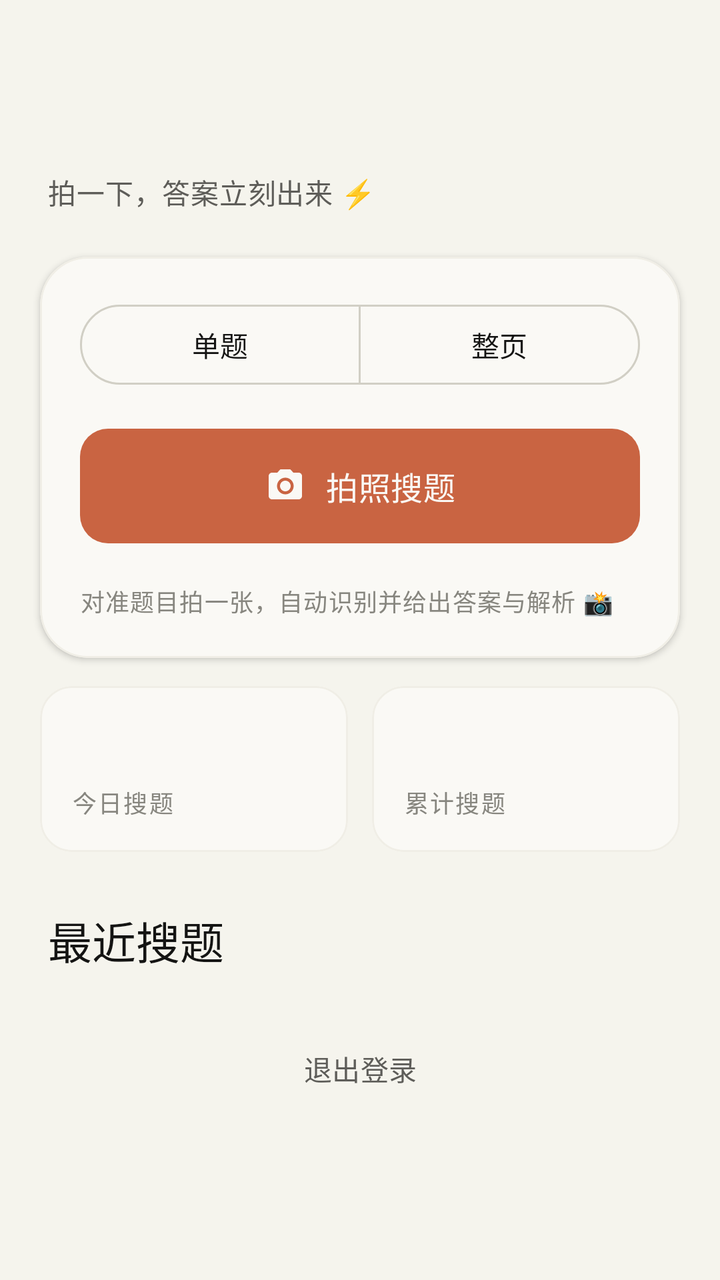
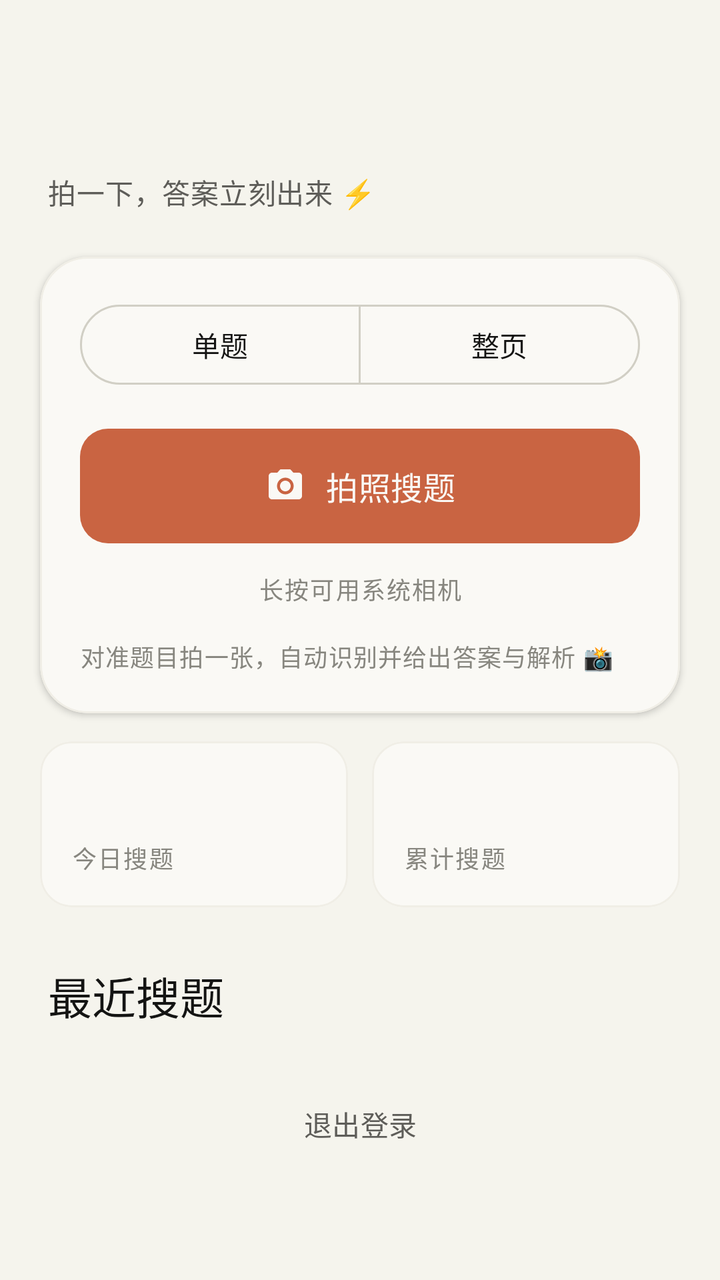

The first picture is an Android layout as it rendered before a commit; the second is the same layout after the commit. The layout source and the unified diff follow.
<!-- AndroidManifest.xml: application theme Theme.FlashSearch -->
<!-- res/layout/activity_home.xml -->
<?xml version="1.0" encoding="utf-8"?>
<androidx.core.widget.NestedScrollView xmlns:android="http://schemas.android.com/apk/res/android"
    xmlns:app="http://schemas.android.com/apk/res-auto"
    android:id="@+id/root"
    android:layout_width="match_parent"
    android:layout_height="match_parent"
    android:background="?android:attr/colorBackground"
    android:fillViewport="true">

    <LinearLayout
        android:layout_width="match_parent"
        android:layout_height="wrap_content"
        android:orientation="vertical"
        android:paddingBottom="20dp">

        
        <LinearLayout
            android:id="@+id/header"
            android:layout_width="match_parent"
            android:layout_height="wrap_content"
            android:orientation="vertical"
            android:paddingStart="24dp"
            android:paddingTop="12dp"
            android:paddingEnd="24dp"
            android:paddingBottom="22dp">

            <TextView
                android:id="@+id/dateLabel"
                android:layout_width="wrap_content"
                android:layout_height="wrap_content"
                android:textAppearance="@style/TextAppearance.FlashSearch.Label" />

            <TextView
                android:id="@+id/greeting"
                android:layout_width="match_parent"
                android:layout_height="wrap_content"
                android:layout_marginTop="10dp"
                android:textAppearance="@style/TextAppearance.FlashSearch.Serif.Display" />

            <TextView
                android:id="@+id/tagline"
                android:layout_width="match_parent"
                android:layout_height="wrap_content"
                android:layout_marginTop="10dp"
                android:text="@string/brand_tagline"
                android:textAppearance="@style/TextAppearance.FlashSearch.Body" />
        </LinearLayout>

        
        <com.google.android.material.card.MaterialCardView
            android:id="@+id/heroCard"
            android:layout_width="match_parent"
            android:layout_height="wrap_content"
            android:layout_marginStart="20dp"
            android:layout_marginEnd="20dp"
            app:cardBackgroundColor="@color/ivory"
            app:cardCornerRadius="24dp"
            app:cardElevation="2dp"
            app:strokeColor="@color/border_cream"
            app:strokeWidth="1dp">

            <LinearLayout
                android:layout_width="match_parent"
                android:layout_height="wrap_content"
                android:orientation="vertical"
                android:padding="20dp">
                <com.google.android.material.button.MaterialButtonToggleGroup
                    android:id="@+id/modeGroup"
                    android:layout_width="match_parent"
                    android:layout_height="wrap_content"
                    android:layout_marginBottom="14dp"
                    app:selectionRequired="true"
                    app:singleSelection="true">

                    <com.google.android.material.button.MaterialButton
                        android:id="@+id/modeSingle"
                        style="@style/Widget.Material3.Button.OutlinedButton"
                        android:layout_width="0dp"
                        android:layout_height="wrap_content"
                        android:layout_weight="1"
                        android:text="@string/mode_single" />

                    <com.google.android.material.button.MaterialButton
                        android:id="@+id/modePage"
                        style="@style/Widget.Material3.Button.OutlinedButton"
                        android:layout_width="0dp"
                        android:layout_height="wrap_content"
                        android:layout_weight="1"
                        android:text="@string/mode_page" />
                </com.google.android.material.button.MaterialButtonToggleGroup>
<com.google.android.material.button.MaterialButton
                    android:id="@+id/takePhotoButton"
                    style="@style/Widget.FlashSearch.PrimaryButton"
                    android:layout_width="match_parent"
                    android:layout_height="wrap_content"
                    android:text="@string/action_take_photo"
                    app:icon="@drawable/ic_camera" />

                <TextView
                    android:id="@+id/modeHint"
                    android:layout_width="match_parent"
                    android:layout_height="wrap_content"
                    android:layout_marginTop="16dp"
                    android:text="@string/home_tip"
                    android:textAppearance="@style/TextAppearance.FlashSearch.Caption" />
            </LinearLayout>
        </com.google.android.material.card.MaterialCardView>

        
        <LinearLayout
            android:id="@+id/statsRow"
            android:layout_width="match_parent"
            android:layout_height="wrap_content"
            android:layout_marginStart="20dp"
            android:layout_marginTop="14dp"
            android:layout_marginEnd="20dp"
            android:orientation="horizontal">

            <com.google.android.material.card.MaterialCardView
                android:layout_width="0dp"
                android:layout_height="wrap_content"
                android:layout_weight="1"
                app:cardBackgroundColor="@color/ivory"
                app:cardCornerRadius="16dp"
                app:cardElevation="0dp"
                app:strokeColor="@color/border_cream"
                app:strokeWidth="1dp">

                <LinearLayout
                    android:layout_width="match_parent"
                    android:layout_height="wrap_content"
                    android:orientation="vertical"
                    android:padding="16dp">

                    <TextView
                        android:id="@+id/todayCount"
                        android:layout_width="wrap_content"
                        android:layout_height="wrap_content"
                        android:textAppearance="@style/TextAppearance.FlashSearch.Serif.Title" />

                    <TextView
                        android:layout_width="wrap_content"
                        android:layout_height="wrap_content"
                        android:layout_marginTop="4dp"
                        android:text="@string/stats_today"
                        android:textAppearance="@style/TextAppearance.FlashSearch.Label" />
                </LinearLayout>
            </com.google.android.material.card.MaterialCardView>

            <com.google.android.material.card.MaterialCardView
                android:layout_width="0dp"
                android:layout_height="wrap_content"
                android:layout_marginStart="12dp"
                android:layout_weight="1"
                app:cardBackgroundColor="@color/ivory"
                app:cardCornerRadius="16dp"
                app:cardElevation="0dp"
                app:strokeColor="@color/border_cream"
                app:strokeWidth="1dp">

                <LinearLayout
                    android:layout_width="match_parent"
                    android:layout_height="wrap_content"
                    android:orientation="vertical"
                    android:padding="16dp">

                    <TextView
                        android:id="@+id/totalCount"
                        android:layout_width="wrap_content"
                        android:layout_height="wrap_content"
                        android:textAppearance="@style/TextAppearance.FlashSearch.Serif.Title" />

                    <TextView
                        android:layout_width="wrap_content"
                        android:layout_height="wrap_content"
                        android:layout_marginTop="4dp"
                        android:text="@string/stats_total"
                        android:textAppearance="@style/TextAppearance.FlashSearch.Label" />
                </LinearLayout>
            </com.google.android.material.card.MaterialCardView>
        </LinearLayout>

        
        <LinearLayout
            android:id="@+id/historySection"
            android:layout_width="match_parent"
            android:layout_height="wrap_content"
            android:layout_marginTop="28dp"
            android:orientation="vertical">

            <TextView
                android:layout_width="wrap_content"
                android:layout_height="wrap_content"
                android:layout_marginStart="24dp"
                android:text="@string/history_title"
                android:textAppearance="@style/TextAppearance.FlashSearch.Serif.Title" />

            <LinearLayout
                android:id="@+id/historyList"
                android:layout_width="match_parent"
                android:layout_height="wrap_content"
                android:orientation="vertical" />

            <TextView
                android:id="@+id/historyEmpty"
                android:layout_width="match_parent"
                android:layout_height="wrap_content"
                android:layout_marginStart="24dp"
                android:layout_marginTop="12dp"
                android:layout_marginEnd="24dp"
                android:text="@string/history_empty"
                android:textAppearance="@style/TextAppearance.FlashSearch.Caption"
                android:visibility="gone" />
        </LinearLayout>

        <com.google.android.material.button.MaterialButton
            android:id="@+id/logoutButton"
            style="@style/Widget.FlashSearch.TextButton"
            android:layout_width="wrap_content"
            android:layout_height="wrap_content"
            android:layout_gravity="center_horizontal"
            android:layout_marginTop="24dp"
            android:text="@string/action_logout" />
        <TextView
            android:id="@+id/versionLabel"
            android:layout_width="wrap_content"
            android:layout_height="wrap_content"
            android:layout_gravity="center_horizontal"
            android:layout_marginTop="14dp"
            android:textAppearance="@style/TextAppearance.FlashSearch.Label" />
    </LinearLayout>
</androidx.core.widget.NestedScrollView>
<!-- resources referenced by this layout -->
<resources>
  <color name="border_cream">#F0EEE6</color>
  <color name="ivory">#FAF9F5</color>
  <!-- drawable ic_camera (drawable) -->
  <vector xmlns:android="http://schemas.android.com/apk/res/android"
      android:width="24dp"
      android:height="24dp"
      android:viewportWidth="24"
      android:viewportHeight="24">
      <path
          android:fillColor="#FFFFFFFF"
          android:pathData="M12,15.2c1.77,0 3.2,-1.43 3.2,-3.2s-1.43,-3.2 -3.2,-3.2 -3.2,1.43 -3.2,3.2 1.43,3.2 3.2,3.2zM9,2L7.17,4H4c-1.1,0 -2,0.9 -2,2v12c0,1.1 0.9,2 2,2h16c1.1,0 2,-0.9 2,-2V6c0,-1.1 -0.9,-2 -2,-2h-3.17L15,2H9zM12,17c-2.76,0 -5,-2.24 -5,-5s2.24,-5 5,-5 5,2.24 5,5 -2.24,5 -5,5z" />
  </vector>
  <string name="action_logout">退出登录</string>
  <string name="action_take_photo">拍照搜题</string>
  <string name="brand_tagline">拍一下，答案立刻出来 ⚡</string>
  <string name="history_empty">还没有搜题记录，拍一张试试 📷</string>
  <string name="history_title">最近搜题</string>
  <string name="home_tip">对准题目拍一张，自动识别并给出答案与解析 📸</string>
  <string name="mode_page">整页</string>
  <string name="mode_single">单题</string>
  <string name="stats_today">今日搜题</string>
  <string name="stats_total">累计搜题</string>
  <style name="TextAppearance.FlashSearch.Body" parent="TextAppearance.Material3.BodyMedium">
          <item name="android:lineSpacingMultiplier">1.5</item>
          <item name="android:textColor">@color/olive_gray</item>
      </style>
  <style name="TextAppearance.FlashSearch.Caption" parent="TextAppearance.Material3.BodySmall">
          <item name="android:lineSpacingMultiplier">1.4</item>
          <item name="android:textColor">@color/stone_gray</item>
      </style>
  <style name="TextAppearance.FlashSearch.Label" parent="TextAppearance.Material3.LabelMedium">
          <item name="android:letterSpacing">0.06</item>
          <item name="android:textColor">@color/stone_gray</item>
      </style>
  <style name="TextAppearance.FlashSearch.Serif.Display" parent="TextAppearance.Material3.HeadlineMedium">
          <item name="android:fontFamily">serif</item>
          <item name="android:textStyle">normal</item>
          <item name="android:textColor">@color/near_black</item>
          <item name="android:letterSpacing">0</item>
          <item name="android:lineSpacingMultiplier">1.15</item>
          <item name="android:textFontWeight" tools:targetApi="28">500</item>
      </style>
  <style name="TextAppearance.FlashSearch.Serif.Title" parent="TextAppearance.Material3.TitleLarge">
          <item name="android:fontFamily">serif</item>
          <item name="android:textStyle">normal</item>
          <item name="android:textColor">@color/near_black</item>
          <item name="android:letterSpacing">0</item>
          <item name="android:textFontWeight" tools:targetApi="28">500</item>
      </style>
  <style name="Widget.FlashSearch.TextButton" parent="Widget.Material3.Button.TextButton">
          <item name="android:textColor">@color/olive_gray</item>
          <item name="rippleColor">@color/warm_sand</item>
          <item name="elevation">0dp</item>
      </style>
  <color name="olive_gray">#5E5D59</color>
  <color name="stone_gray">#87867F</color>
  <color name="near_black">#141413</color>
  <color name="terracotta">#C96442</color>
  <color name="warm_sand">#E8E6DC</color>
  <color name="charcoal_warm">#4D4C48</color>
  <color name="coral">#D97757</color>
  <color name="error_crimson">#B53333</color>
  <color name="parchment">#F5F4ED</color>
  <color name="pure_white">#FFFFFF</color>
  <color name="ring_warm">#D1CFC5</color>
</resources>

<!-- the commit's change to res/layout/activity_home.xml (unified diff, before → after) -->
@@ -95,6 +95,14 @@
                     android:layout_height="wrap_content"
                     android:text="@string/action_take_photo"
                     app:icon="@drawable/ic_camera" />
+                <TextView
+                    android:id="@+id/systemCameraHint"
+                    android:layout_width="match_parent"
+                    android:layout_height="wrap_content"
+                    android:layout_marginTop="10dp"
+                    android:gravity="center"
+                    android:text="@string/hint_long_press_system_camera"
+                    android:textAppearance="@style/TextAppearance.FlashSearch.Label" />
 
                 <TextView
                     android:id="@+id/modeHint"
<!-- resource entries referenced after the edit -->
@@ -15,6 +15,7 @@
   <string name="action_logout">退出登录</string>
   <string name="action_take_photo">拍照搜题</string>
   <string name="brand_tagline">拍一下，答案立刻出来 ⚡</string>
+  <string name="hint_long_press_system_camera">长按可用系统相机</string>
   <string name="history_empty">还没有搜题记录，拍一张试试 📷</string>
   <string name="history_title">最近搜题</string>
   <string name="home_tip">对准题目拍一张，自动识别并给出答案与解析 📸</string>
